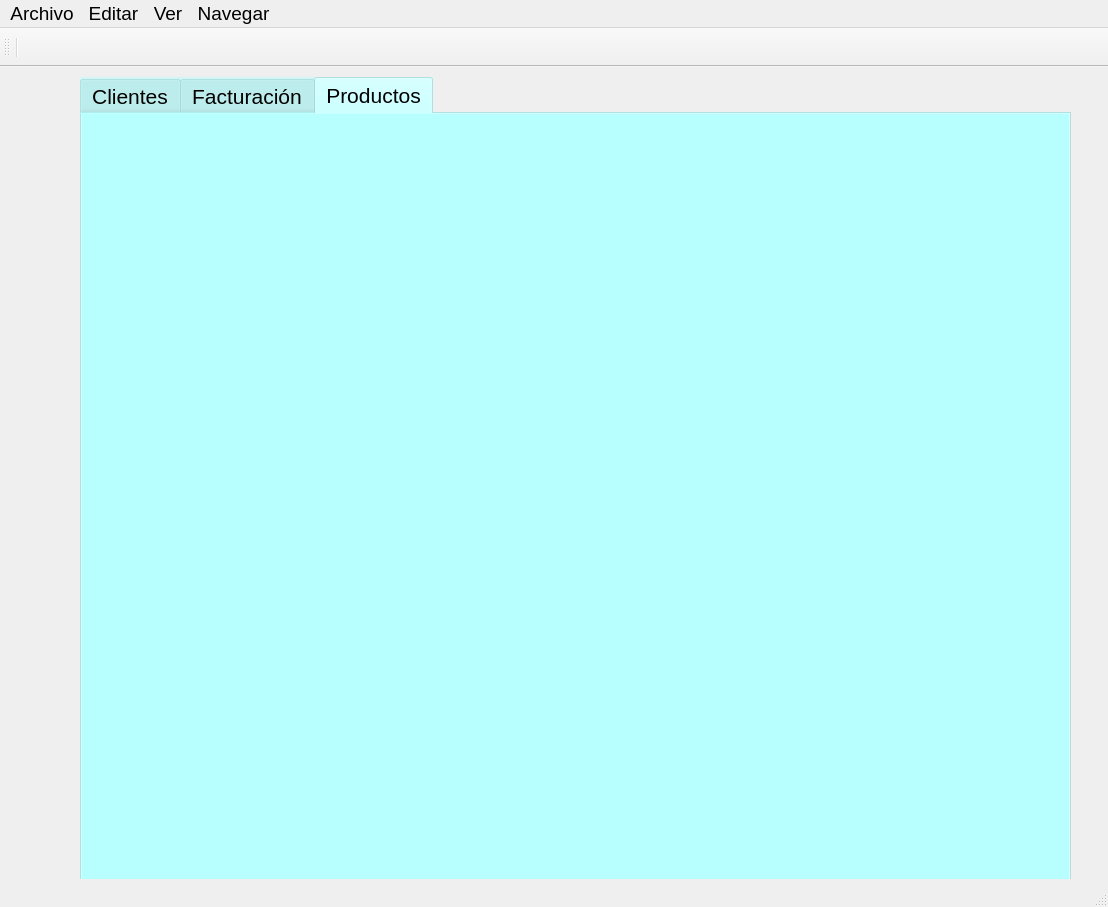
First picture: the form in ventana.ui, repository IagoBoente/ventanaQT_2, before the edit.
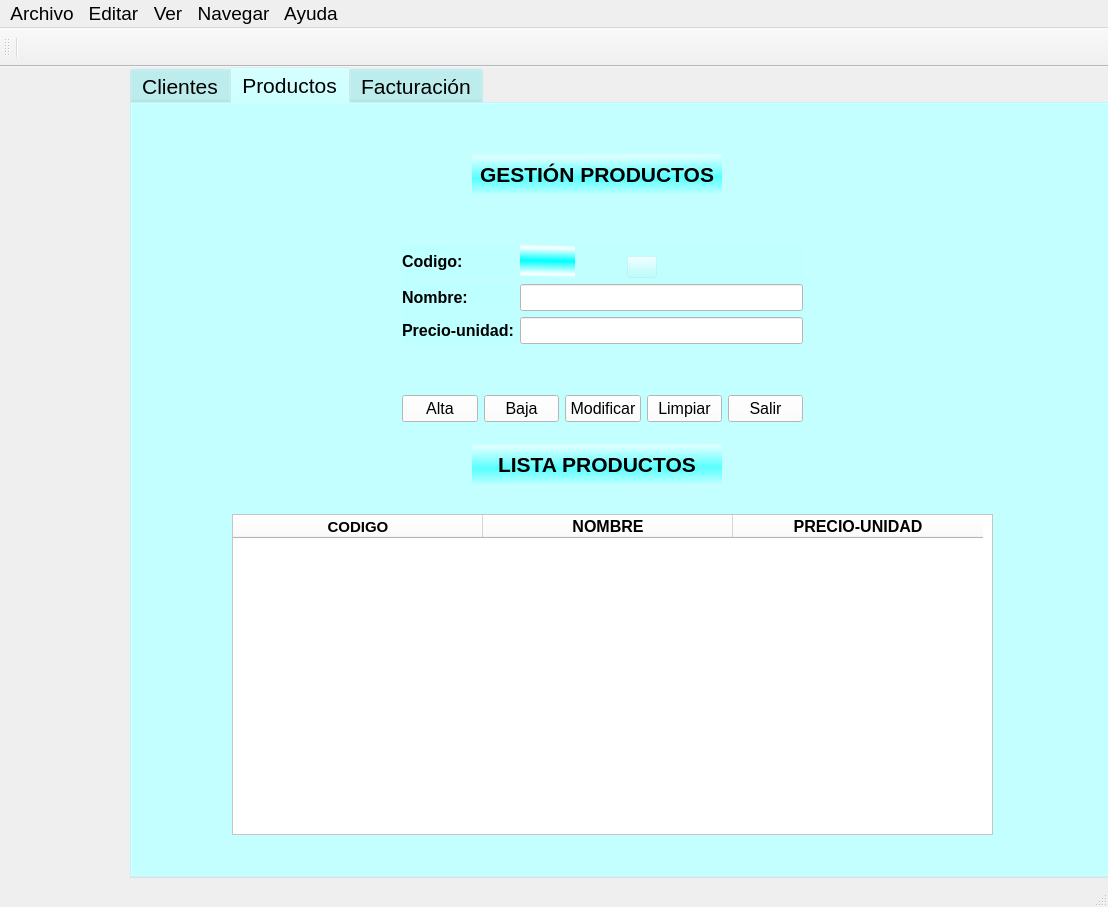
Second picture: the form after the edit. The open tabs and pages were chosen to show the change. Icons and pictures are not drawn.

Diff of the .ui file:
```diff
--- a/ventana.ui
+++ b/ventana.ui
@@ -47,8 +47,8 @@
    <widget class="QTabWidget" name="tabWidget">
     <property name="geometry">
      <rect>
-      <x>80</x>
-      <y>10</y>
+      <x>130</x>
+      <y>0</y>
       <width>991</width>
       <height>811</height>
      </rect>
@@ -69,7 +69,7 @@
      <enum>Qt::LeftToRight</enum>
     </property>
     <property name="styleSheet">
-     <string notr="true">background-color:rgba(170, 255, 255, 100)</string>
+     <string notr="true">background-color:rgba(170, 255, 255, 30);</string>
     </property>
     <property name="currentIndex">
      <number>0</number>
@@ -1047,16 +1047,423 @@
        </item>
       </layout>
      </widget>
-    </widget>
-    <widget class="QWidget" name="tab_6">
-     <attribute name="title">
-      <string>Facturación</string>
-     </attribute>
+     <widget class="QPushButton" name="btnInforme">
+      <property name="geometry">
+       <rect>
+        <x>840</x>
+        <y>460</y>
+        <width>99</width>
+        <height>27</height>
+       </rect>
+      </property>
+      <property name="font">
+       <font>
+        <family>Tahoma</family>
+        <pointsize>12</pointsize>
+       </font>
+      </property>
+      <property name="styleSheet">
+       <string notr="true">background-color:rgb(255, 255, 255)</string>
+      </property>
+      <property name="text">
+       <string>Informe</string>
+      </property>
+     </widget>
     </widget>
     <widget class="QWidget" name="tab">
      <attribute name="title">
       <string>Productos</string>
      </attribute>
+     <widget class="QWidget" name="layoutWidget_2">
+      <property name="geometry">
+       <rect>
+        <x>270</x>
+        <y>140</y>
+        <width>401</width>
+        <height>100</height>
+       </rect>
+      </property>
+      <layout class="QGridLayout" name="gridLayout_3">
+       <item row="2" column="0">
+        <widget class="QLabel" name="lblNombrePro">
+         <property name="font">
+          <font>
+           <family>Tahoma</family>
+           <pointsize>12</pointsize>
+           <weight>75</weight>
+           <bold>true</bold>
+          </font>
+         </property>
+         <property name="text">
+          <string>Nombre:</string>
+         </property>
+        </widget>
+       </item>
+       <item row="1" column="3">
+        <widget class="QLabel" name="lblValido_2">
+         <property name="font">
+          <font>
+           <weight>75</weight>
+           <italic>true</italic>
+           <bold>true</bold>
+          </font>
+         </property>
+         <property name="layoutDirection">
+          <enum>Qt::LeftToRight</enum>
+         </property>
+         <property name="text">
+          <string/>
+         </property>
+         <property name="textFormat">
+          <enum>Qt::AutoText</enum>
+         </property>
+         <property name="alignment">
+          <set>Qt::AlignCenter</set>
+         </property>
+        </widget>
+       </item>
+       <item row="1" column="11">
+        <spacer name="horizontalSpacer_5">
+         <property name="orientation">
+          <enum>Qt::Horizontal</enum>
+         </property>
+         <property name="sizeType">
+          <enum>QSizePolicy::Fixed</enum>
+         </property>
+         <property name="sizeHint" stdset="0">
+          <size>
+           <width>140</width>
+           <height>20</height>
+          </size>
+         </property>
+        </spacer>
+       </item>
+       <item row="3" column="0">
+        <widget class="QLabel" name="lblPrecioU">
+         <property name="font">
+          <font>
+           <family>Tahoma</family>
+           <pointsize>12</pointsize>
+           <weight>75</weight>
+           <bold>true</bold>
+          </font>
+         </property>
+         <property name="text">
+          <string>Precio-unidad:</string>
+         </property>
+        </widget>
+       </item>
+       <item row="0" column="0" rowspan="2">
+        <widget class="QLabel" name="lblCodPro_3">
+         <property name="font">
+          <font>
+           <family>Tahoma</family>
+           <pointsize>12</pointsize>
+           <weight>75</weight>
+           <bold>true</bold>
+          </font>
+         </property>
+         <property name="text">
+          <string>Codigo:</string>
+         </property>
+        </widget>
+       </item>
+       <item row="0" column="1" rowspan="2" colspan="8">
+        <widget class="QLabel" name="lblCodPro">
+         <property name="font">
+          <font>
+           <family>Tahoma</family>
+           <pointsize>12</pointsize>
+           <weight>50</weight>
+           <bold>false</bold>
+          </font>
+         </property>
+         <property name="styleSheet">
+          <string notr="true">background-color: qlineargradient(spread:reflect, x1:0.602273, y1:0.5, x2:0.614, y2:0.113636, stop:0 rgba(0, 255, 255, 255), stop:1 rgba(255, 255, 255, 255));</string>
+         </property>
+         <property name="text">
+          <string/>
+         </property>
+        </widget>
+       </item>
+       <item row="2" column="1" colspan="11">
+        <widget class="QLineEdit" name="ltNombrePro">
+         <property name="font">
+          <font>
+           <family>Tahoma</family>
+           <pointsize>12</pointsize>
+          </font>
+         </property>
+         <property name="styleSheet">
+          <string notr="true">background-color:rgb(255, 255, 255)</string>
+         </property>
+        </widget>
+       </item>
+       <item row="0" column="9" rowspan="2">
+        <spacer name="horizontalSpacer">
+         <property name="orientation">
+          <enum>Qt::Horizontal</enum>
+         </property>
+         <property name="sizeType">
+          <enum>QSizePolicy::Fixed</enum>
+         </property>
+         <property name="sizeHint" stdset="0">
+          <size>
+           <width>40</width>
+           <height>20</height>
+          </size>
+         </property>
+        </spacer>
+       </item>
+       <item row="3" column="1" colspan="11">
+        <widget class="QLineEdit" name="ltPrecioPro">
+         <property name="font">
+          <font>
+           <family>Tahoma</family>
+           <pointsize>12</pointsize>
+          </font>
+         </property>
+         <property name="styleSheet">
+          <string notr="true">background-color:rgb(255, 255, 255)</string>
+         </property>
+        </widget>
+       </item>
+       <item row="1" column="10">
+        <widget class="QPushButton" name="btnRecargar_2">
+         <property name="maximumSize">
+          <size>
+           <width>30</width>
+           <height>30</height>
+          </size>
+         </property>
+         <property name="text">
+          <string/>
+         </property>
+         <property name="icon">
+          <iconset>
+           <normaloff>img/reload.jpg</normaloff>img/reload.jpg</iconset>
+         </property>
+         <property name="iconSize">
+          <size>
+           <width>50</width>
+           <height>50</height>
+          </size>
+         </property>
+        </widget>
+       </item>
+      </layout>
+     </widget>
+     <widget class="QWidget" name="layoutWidget_3">
+      <property name="geometry">
+       <rect>
+        <x>270</x>
+        <y>290</y>
+        <width>401</width>
+        <height>29</height>
+       </rect>
+      </property>
+      <layout class="QHBoxLayout" name="horizontalLayout">
+       <item>
+        <widget class="QPushButton" name="btnAlta_2">
+         <property name="font">
+          <font>
+           <family>Tahoma</family>
+           <pointsize>12</pointsize>
+          </font>
+         </property>
+         <property name="styleSheet">
+          <string notr="true">background-color:rgb(255, 255, 255)</string>
+         </property>
+         <property name="text">
+          <string>Alta</string>
+         </property>
+        </widget>
+       </item>
+       <item>
+        <widget class="QPushButton" name="btnEliminar_2">
+         <property name="font">
+          <font>
+           <family>Tahoma</family>
+           <pointsize>12</pointsize>
+          </font>
+         </property>
+         <property name="styleSheet">
+          <string notr="true">background-color:rgb(255, 255, 255)</string>
+         </property>
+         <property name="text">
+          <string>Baja</string>
+         </property>
+        </widget>
+       </item>
+       <item>
+        <widget class="QPushButton" name="btnModificar_2">
+         <property name="font">
+          <font>
+           <family>Tahoma</family>
+           <pointsize>12</pointsize>
+          </font>
+         </property>
+         <property name="styleSheet">
+          <string notr="true">background-color:rgb(255, 255, 255)</string>
+         </property>
+         <property name="text">
+          <string>Modificar</string>
+         </property>
+        </widget>
+       </item>
+       <item>
+        <widget class="QPushButton" name="btnLimpiar_2">
+         <property name="font">
+          <font>
+           <family>Tahoma</family>
+           <pointsize>12</pointsize>
+          </font>
+         </property>
+         <property name="styleSheet">
+          <string notr="true">background-color:rgb(255, 255, 255)</string>
+         </property>
+         <property name="text">
+          <string>Limpiar</string>
+         </property>
+        </widget>
+       </item>
+       <item>
+        <widget class="QPushButton" name="btnSalir_2">
+         <property name="font">
+          <font>
+           <family>Tahoma</family>
+           <pointsize>12</pointsize>
+          </font>
+         </property>
+         <property name="styleSheet">
+          <string notr="true">background-color:rgb(255, 255, 255)</string>
+         </property>
+         <property name="text">
+          <string>Salir</string>
+         </property>
+        </widget>
+       </item>
+      </layout>
+     </widget>
+     <widget class="QLabel" name="lblTitulo_3">
+      <property name="geometry">
+       <rect>
+        <x>340</x>
+        <y>340</y>
+        <width>250</width>
+        <height>40</height>
+       </rect>
+      </property>
+      <property name="font">
+       <font>
+        <family>Tahoma</family>
+        <pointsize>16</pointsize>
+        <weight>75</weight>
+        <bold>true</bold>
+       </font>
+      </property>
+      <property name="styleSheet">
+       <string notr="true">background-color:qlineargradient(spread:reflect, x1:0.869409, y1:0.586, x2:0.852045, y2:0.046, stop:0 rgba(88, 255, 255, 255), stop:1 rgba(221, 255, 255, 255))</string>
+      </property>
+      <property name="text">
+       <string>LISTA PRODUCTOS</string>
+      </property>
+      <property name="alignment">
+       <set>Qt::AlignCenter</set>
+      </property>
+     </widget>
+     <widget class="QLabel" name="lblTitulo_4">
+      <property name="geometry">
+       <rect>
+        <x>340</x>
+        <y>50</y>
+        <width>250</width>
+        <height>40</height>
+       </rect>
+      </property>
+      <property name="font">
+       <font>
+        <family>Tahoma</family>
+        <pointsize>16</pointsize>
+        <weight>75</weight>
+        <bold>true</bold>
+       </font>
+      </property>
+      <property name="styleSheet">
+       <string notr="true">background-color:qlineargradient(spread:reflect, x1:0.869409, y1:0.586, x2:0.852045, y2:0.046, stop:0 rgba(88, 255, 255, 255), stop:1 rgba(221, 255, 255, 255))</string>
+      </property>
+      <property name="text">
+       <string>GESTIÓN PRODUCTOS</string>
+      </property>
+      <property name="alignment">
+       <set>Qt::AlignCenter</set>
+      </property>
+     </widget>
+     <widget class="QTableWidget" name="tablePro">
+      <property name="geometry">
+       <rect>
+        <x>100</x>
+        <y>410</y>
+        <width>761</width>
+        <height>321</height>
+       </rect>
+      </property>
+      <property name="styleSheet">
+       <string notr="true">background-color:rgb(255, 255, 255);
+gridline-color:rgb(0, 0, 0);
+boder-color:rgb(0, 0, 0);</string>
+      </property>
+      <property name="sizeAdjustPolicy">
+       <enum>QAbstractScrollArea::AdjustToContents</enum>
+      </property>
+      <property name="alternatingRowColors">
+       <bool>true</bool>
+      </property>
+      <attribute name="horizontalHeaderDefaultSectionSize">
+       <number>250</number>
+      </attribute>
+      <column>
+       <property name="text">
+        <string>CODIGO</string>
+       </property>
+       <property name="font">
+        <font>
+         <pointsize>11</pointsize>
+         <weight>75</weight>
+         <bold>true</bold>
+        </font>
+       </property>
+      </column>
+      <column>
+       <property name="text">
+        <string>NOMBRE</string>
+       </property>
+       <property name="font">
+        <font>
+         <pointsize>12</pointsize>
+         <weight>75</weight>
+         <bold>true</bold>
+        </font>
+       </property>
+      </column>
+      <column>
+       <property name="text">
+        <string>PRECIO-UNIDAD</string>
+       </property>
+       <property name="font">
+        <font>
+         <pointsize>12</pointsize>
+         <weight>75</weight>
+         <bold>true</bold>
+        </font>
+       </property>
+      </column>
+     </widget>
+    </widget>
+    <widget class="QWidget" name="tab_6">
+     <attribute name="title">
+      <string>Facturación</string>
+     </attribute>
     </widget>
    </widget>
   </widget>
@@ -1103,10 +1510,17 @@
      <string>Navegar</string>
     </property>
    </widget>
+   <widget class="QMenu" name="menuAyuda">
+    <property name="title">
+     <string>Ayuda</string>
+    </property>
+    <addaction name="actionAbout"/>
+   </widget>
    <addaction name="menuArchivo"/>
    <addaction name="menuEditar"/>
    <addaction name="menuVer"/>
    <addaction name="menuNavegar"/>
+   <addaction name="menuAyuda"/>
   </widget>
   <widget class="QStatusBar" name="statusbar"/>
   <widget class="QToolBar" name="toolBar">
```
Left out of the diff: 13 changed lines with no effect on the pictures.
